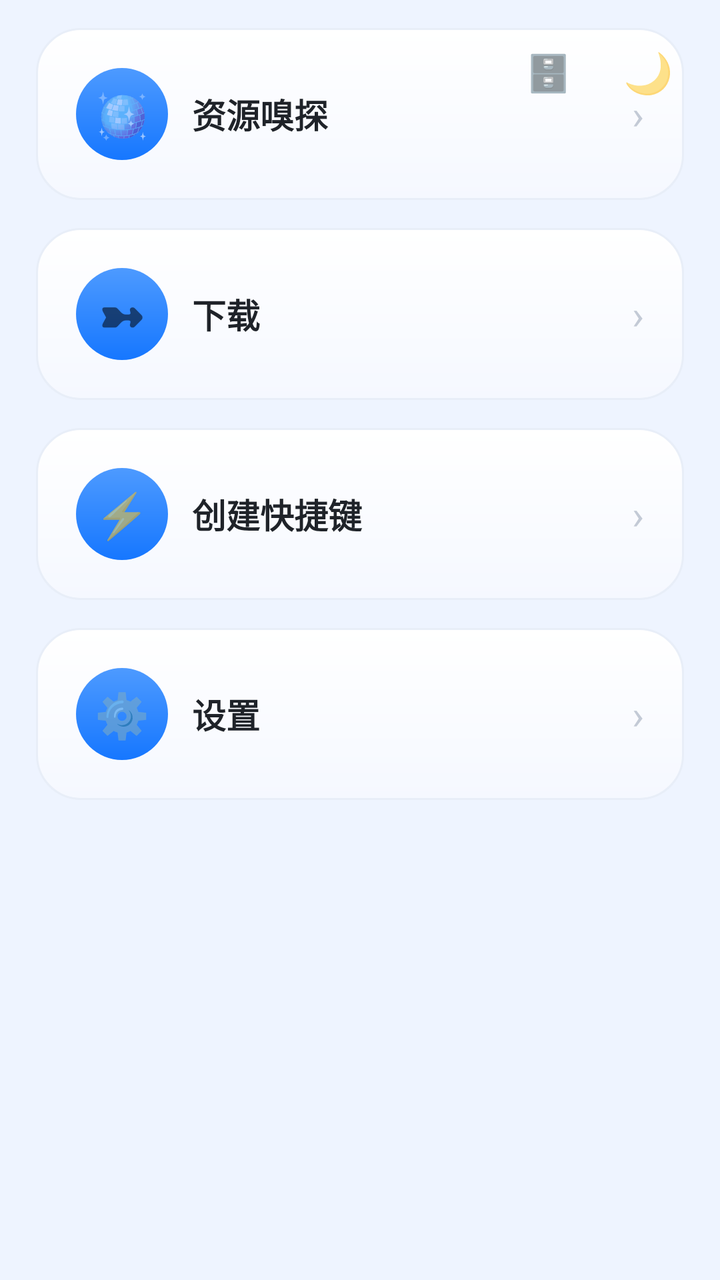
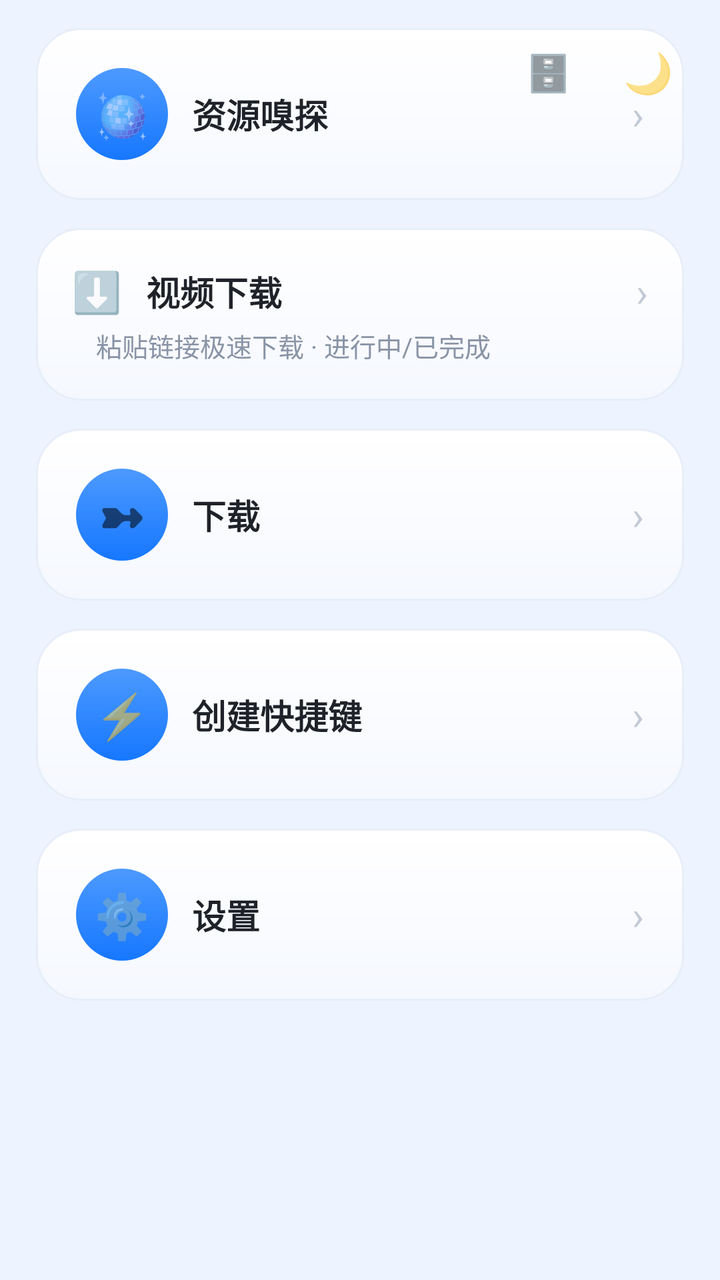

Before-and-after screenshots of an Android layout around one commit, followed by the original layout XML and the change that was made.
<!-- AndroidManifest.xml: application theme AppTheme -->
<!-- res/layout/activity_toolbox.xml -->
<?xml version="1.0" encoding="utf-8"?>
<FrameLayout xmlns:android="http://schemas.android.com/apk/res/android"
    android:id="@+id/toolRoot"
    android:layout_width="match_parent" android:layout_height="match_parent">

    <TextView android:id="@+id/lanToggle"
        android:layout_width="44dp" android:layout_height="44dp"
        android:layout_gravity="top|right" android:layout_marginTop="14dp" android:layout_marginRight="64dp"
        android:gravity="center" android:elevation="6dp"
        android:text="🗄️" android:textSize="18sp"/>

    <TextView android:id="@+id/themeToggle"
        android:layout_width="44dp" android:layout_height="44dp"
        android:layout_gravity="top|right" android:layout_margin="14dp"
        android:gravity="center" android:elevation="6dp"
        android:text="🌙" android:textSize="20sp"/>

    <LinearLayout android:id="@+id/toolColumn"
        android:layout_width="match_parent" android:layout_height="match_parent"
        android:orientation="vertical"
        android:background="@color/bg">

        <ScrollView
            android:layout_width="match_parent" android:layout_height="match_parent"
            android:fillViewport="true" android:scrollbars="none">

            <LinearLayout
                android:layout_width="match_parent" android:layout_height="wrap_content"
                android:orientation="vertical"
                android:paddingLeft="18dp" android:paddingRight="18dp"
                android:paddingTop="14dp" android:paddingBottom="18dp">

                <LinearLayout android:tag="card" android:id="@+id/cardPlayer"
                    android:layout_width="match_parent" android:layout_height="wrap_content"
                    android:layout_marginTop="0dp"
                    android:background="@drawable/bg_card" android:orientation="vertical"
                    android:padding="20dp">

                    <LinearLayout
                        android:layout_width="match_parent" android:layout_height="wrap_content"
                        android:orientation="horizontal" android:gravity="center_vertical">
                        <TextView
                            android:layout_width="46dp" android:layout_height="46dp"
                            android:background="@drawable/bg_btn"
                            android:text="🪩" android:textSize="22sp" android:gravity="center"/>
                        <TextView
                            android:layout_width="0dp" android:layout_height="wrap_content"
                            android:layout_weight="1" android:layout_marginLeft="12dp"
                            android:text="资源嗅探" android:textSize="17sp"
                            android:textStyle="bold" android:tag="title" android:textColor="@color/textMain"/>
                        <TextView android:text="›" android:textSize="20sp"
                            android:textColor="#C3CAD6"
                            android:layout_width="wrap_content" android:layout_height="wrap_content"/>
                    </LinearLayout>
                </LinearLayout>

                <LinearLayout android:tag="card" android:id="@+id/cardDownload"
                    android:layout_width="match_parent" android:layout_height="wrap_content"
                    android:layout_marginTop="14dp"
                    android:background="@drawable/bg_card" android:orientation="vertical"
                    android:padding="20dp">
                    <LinearLayout
                        android:layout_width="match_parent" android:layout_height="wrap_content"
                        android:orientation="horizontal" android:gravity="center_vertical">
                        <TextView
                            android:layout_width="46dp" android:layout_height="46dp"
                            android:background="@drawable/bg_btn"
                            android:text="➼" android:textSize="22sp" android:gravity="center"/>
                        <TextView
                            android:layout_width="0dp" android:layout_height="wrap_content"
                            android:layout_weight="1" android:layout_marginLeft="12dp"
                            android:text="下载" android:textSize="17sp"
                            android:textStyle="bold" android:tag="title" android:textColor="@color/textMain"/>
                        <TextView android:text="›" android:textSize="20sp"
                            android:textColor="#C3CAD6"
                            android:layout_width="wrap_content" android:layout_height="wrap_content"/>
                    </LinearLayout>
                </LinearLayout>
                <LinearLayout android:tag="card" android:id="@+id/cardShortcut"
                    android:layout_width="match_parent" android:layout_height="wrap_content"
                    android:layout_marginTop="14dp"
                    android:background="@drawable/bg_card" android:orientation="vertical"
                    android:padding="20dp">
                    <LinearLayout
                        android:layout_width="match_parent" android:layout_height="wrap_content"
                        android:orientation="horizontal" android:gravity="center_vertical">
                        <TextView
                            android:layout_width="46dp" android:layout_height="46dp"
                            android:background="@drawable/bg_btn" android:padding="8dp"
                            android:text="⚡" android:textSize="22sp" android:gravity="center"/>
                        <TextView
                            android:layout_width="0dp" android:layout_height="wrap_content"
                            android:layout_weight="1" android:layout_marginLeft="12dp"
                            android:text="创建快捷键" android:textSize="17sp"
                            android:textStyle="bold" android:tag="title" android:textColor="@color/textMain"/>
                        <TextView android:text="›" android:textSize="20sp"
                            android:textColor="#C3CAD6"
                            android:layout_width="wrap_content" android:layout_height="wrap_content"/>
                    </LinearLayout>
                </LinearLayout>



                <LinearLayout android:tag="card" android:id="@+id/cardAppSettings"
                    android:layout_width="match_parent" android:layout_height="wrap_content"
                    android:layout_marginTop="14dp"
                    android:background="@drawable/bg_card" android:orientation="vertical"
                    android:padding="20dp">
                    <LinearLayout
                        android:layout_width="match_parent" android:layout_height="wrap_content"
                        android:orientation="horizontal" android:gravity="center_vertical">
                        <TextView
                            android:layout_width="46dp" android:layout_height="46dp"
                            android:background="@drawable/bg_btn" android:padding="8dp"
                            android:text="⚙️" android:textSize="22sp" android:gravity="center"/>
                        <TextView
                            android:layout_width="0dp" android:layout_height="wrap_content"
                            android:layout_weight="1" android:layout_marginLeft="12dp"
                            android:text="设置" android:textSize="17sp"
                            android:textStyle="bold" android:tag="title" android:textColor="@color/textMain"/>
                        <TextView android:text="›" android:textSize="20sp"
                            android:textColor="#C3CAD6"
                            android:layout_width="wrap_content" android:layout_height="wrap_content"/>
                    </LinearLayout>
                </LinearLayout>
            </LinearLayout>
        </ScrollView>
    </LinearLayout>
</FrameLayout>
<!-- resources referenced by this layout -->
<resources>
  <color name="bg">#EEF4FF</color>
  <color name="textMain">#1F2329</color>
  <!-- drawable bg_btn (drawable) -->
  <?xml version="1.0" encoding="utf-8"?>
  <ripple xmlns:android="http://schemas.android.com/apk/res/android">
      <item>
          <shape>
              <gradient android:startColor="#4D9AFF" android:endColor="#1677FF" android:angle="270"/>
              <corners android:radius="26dp"/>
          </shape>
      </item>
  </ripple>
  <!-- drawable bg_card (drawable) -->
  <?xml version="1.0" encoding="utf-8"?>
  <ripple xmlns:android="http://schemas.android.com/apk/res/android"
      android:color="#22315CDE">
      <item>
          <shape>
              <gradient android:angle="270" android:startColor="#FFFFFF" android:endColor="#F5F8FF"/>
              <corners android:radius="22dp"/>
              <stroke android:width="1dp" android:color="#E8EEF8"/>
          </shape>
      </item>
  </ripple>
  <style name="AppTheme" parent="Theme.MaterialComponents.DayNight.NoActionBar">
          <item name="android:windowFullscreen">true</item>
          <item name="android:windowNoTitle">true</item>
          <item name="android:windowTranslucentNavigation">true</item>
          <item name="android:windowBackground">@color/bg</item>
          <item name="android:colorAccent">@color/blue2</item>
          <item name="colorPrimary">@color/blue2</item>
          <item name="colorSecondary">@color/blue2</item>
          <item name="android:colorControlHighlight">#22315CDE</item>
      </style>
  <color name="blue2">#1677FF</color>
</resources>

<!-- the commit's change to res/layout/activity_toolbox.xml (unified diff, before → after) -->
@@ -52,6 +52,31 @@
                             android:textColor="#C3CAD6"
                             android:layout_width="wrap_content" android:layout_height="wrap_content"/>
                     </LinearLayout>
+                </LinearLayout>
+
+                <LinearLayout android:tag="card" android:id="@+id/cardVideoDl"
+                    android:layout_width="match_parent" android:layout_height="wrap_content"
+                    android:layout_marginTop="14dp"
+                    android:background="@drawable/bg_card" android:orientation="vertical"
+                    android:padding="18dp">
+                    <LinearLayout android:layout_width="match_parent" android:layout_height="wrap_content"
+                        android:orientation="horizontal" android:gravity="center_vertical">
+                        <TextView android:layout_width="wrap_content" android:layout_height="wrap_content"
+                            android:text="⬇️" android:textSize="20sp"/>
+                        <TextView
+                            android:layout_width="0dp" android:layout_height="wrap_content"
+                            android:layout_weight="1" android:layout_marginLeft="12dp"
+                            android:text="视频下载" android:textSize="17sp"
+                            android:textStyle="bold" android:tag="title" android:textColor="@color/textMain"/>
+                        <TextView android:text="›" android:textSize="20sp"
+                            android:textColor="#C3CAD6"
+                            android:layout_width="wrap_content" android:layout_height="wrap_content"/>
+                    </LinearLayout>
+                    <TextView
+                        android:layout_width="wrap_content" android:layout_height="wrap_content"
+                        android:layout_marginLeft="12dp" android:layout_marginTop="4dp"
+                        android:text="粘贴链接极速下载 · 进行中/已完成" android:textSize="13sp"
+                        android:tag="sub" android:textColor="@color/textSub"/>
                 </LinearLayout>
 
                 <LinearLayout android:tag="card" android:id="@+id/cardDownload"
<!-- resource entries referenced after the edit -->
@@ -2,6 +2,7 @@
 <resources>
   <color name="bg">#EEF4FF</color>
   <color name="textMain">#1F2329</color>
+  <color name="textSub">#8A94A6</color>
   <!-- drawable bg_btn (drawable) -->
   <?xml version="1.0" encoding="utf-8"?>
   <ripple xmlns:android="http://schemas.android.com/apk/res/android">
